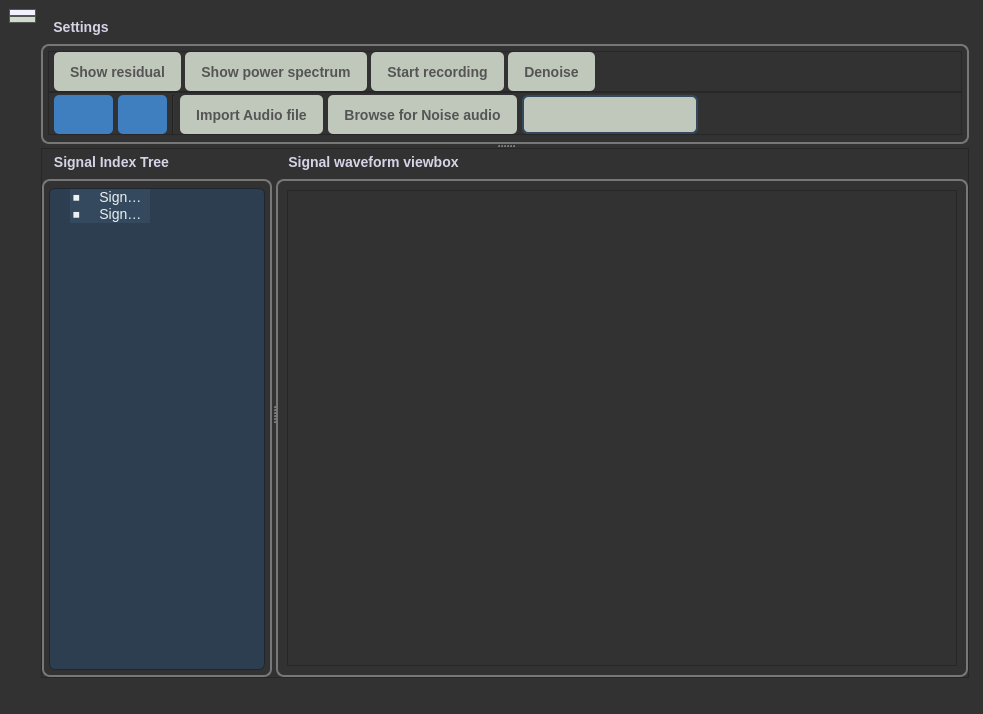
First picture: the form in UI/main_c.ui, repository PorcupineBee/projectANC, before the edit.
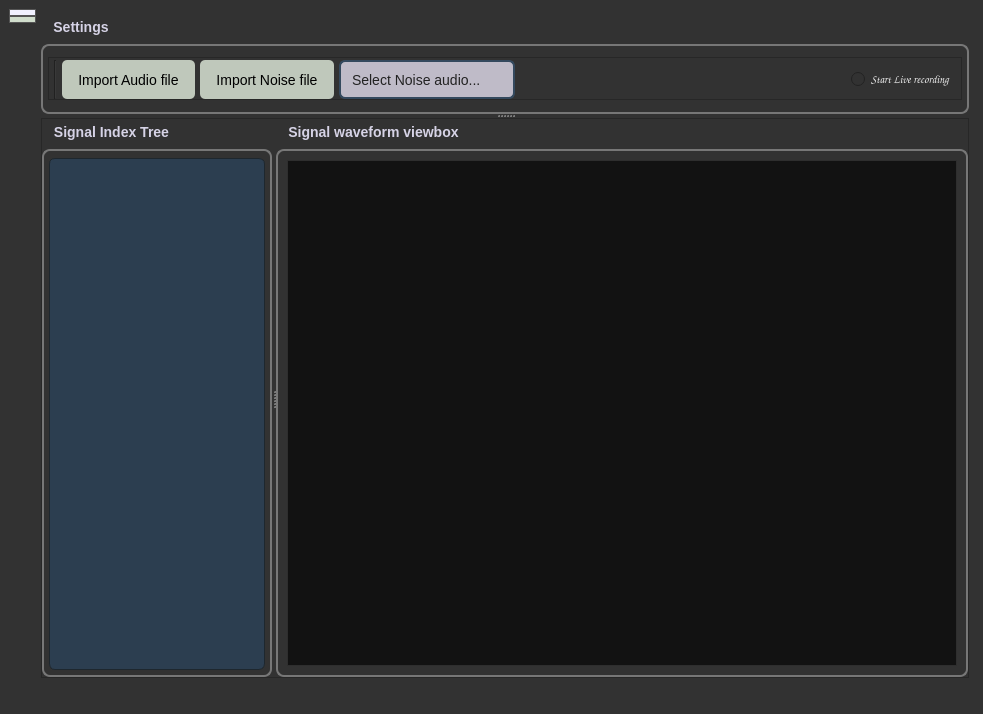
Second picture: the form after the edit. Icons and pictures are not drawn.

Commit message: update signel tree working, UI update, Spectrum view Working

Patch:
```diff
--- a/UI/main_c.ui
+++ b/UI/main_c.ui
@@ -131,14 +131,14 @@
         <string notr="true">/* Default Button */
 QPushButton {
 	background-color: rgb(191, 200, 187);
-    color: #555; /* */
+    color: black; /* */
 	border:None;
   /*  border-bottom: 3px solid rgb(160, 160, 0); 
     border-right: 3px solid rgb(160, 160, 0);*/
     border-radius: 5px;
     padding: 8px 16px;
     font-size: 14px;
-font-weight: bold;
+/*font-weight: bold;*/
 }
 
 /* Hover Effect */
@@ -205,7 +205,7 @@
            <property name="maximumSize">
             <size>
              <width>16777215</width>
-             <height>130</height>
+             <height>100</height>
             </size>
            </property>
            <property name="title">
@@ -227,107 +227,6 @@
             <property name="bottomMargin">
              <number>5</number>
             </property>
-            <item>
-             <widget class="QFrame" name="frame_9">
-              <property name="sizePolicy">
-               <sizepolicy hsizetype="Preferred" vsizetype="Maximum">
-                <horstretch>0</horstretch>
-                <verstretch>0</verstretch>
-               </sizepolicy>
-              </property>
-              <property name="styleSheet">
-               <string notr="true"/>
-              </property>
-              <property name="frameShape">
-               <enum>QFrame::StyledPanel</enum>
-              </property>
-              <property name="frameShadow">
-               <enum>QFrame::Raised</enum>
-              </property>
-              <layout class="QHBoxLayout" name="horizontalLayout_4">
-               <property name="spacing">
-                <number>4</number>
-               </property>
-               <property name="leftMargin">
-                <number>5</number>
-               </property>
-               <property name="topMargin">
-                <number>0</number>
-               </property>
-               <property name="rightMargin">
-                <number>5</number>
-               </property>
-               <property name="bottomMargin">
-                <number>0</number>
-               </property>
-               <item>
-                <widget class="QPushButton" name="Show_residual_btn">
-                 <property name="minimumSize">
-                  <size>
-                   <width>0</width>
-                   <height>39</height>
-                  </size>
-                 </property>
-                 <property name="text">
-                  <string>Show residual</string>
-                 </property>
-                </widget>
-               </item>
-               <item>
-                <widget class="QPushButton" name="show_ps_btn">
-                 <property name="minimumSize">
-                  <size>
-                   <width>0</width>
-                   <height>39</height>
-                  </size>
-                 </property>
-                 <property name="text">
-                  <string>Show power spectrum</string>
-                 </property>
-                </widget>
-               </item>
-               <item>
-                <widget class="QPushButton" name="start_recording_btn">
-                 <property name="minimumSize">
-                  <size>
-                   <width>0</width>
-                   <height>39</height>
-                  </size>
-                 </property>
-                 <property name="text">
-                  <string>Start recording</string>
-                 </property>
-                </widget>
-               </item>
-               <item>
-                <widget class="QPushButton" name="clean_the_audio_btn">
-                 <property name="minimumSize">
-                  <size>
-                   <width>0</width>
-                   <height>39</height>
-                  </size>
-                 </property>
-                 <property name="text">
-                  <string>Denoise</string>
-                 </property>
-                </widget>
-               </item>
-               <item>
-                <spacer name="horizontalSpacer">
-                 <property name="orientation">
-                  <enum>Qt::Horizontal</enum>
-                 </property>
-                 <property name="sizeHint" stdset="0">
-                  <size>
-                   <width>40</width>
-                   <height>20</height>
-                  </size>
-                 </property>
-                </spacer>
-               </item>
-              </layout>
-             </widget>
-            </item>
             <item>
              <widget class="QFrame" name="frame_10">
               <property name="sizePolicy">
@@ -358,73 +257,6 @@
                <property name="bottomMargin">
                 <number>0</number>
                </property>
-               <item>
-                <widget class="QPushButton" name="restart_btn">
-                 <property name="sizePolicy">
-                  <sizepolicy hsizetype="Maximum" vsizetype="Maximum">
-                   <horstretch>0</horstretch>
-                   <verstretch>0</verstretch>
-                  </sizepolicy>
-                 </property>
-                 <property name="minimumSize">
-                  <size>
-                   <width>0</width>
-                   <height>39</height>
-                  </size>
-                 </property>
-                 <property name="styleSheet">
-                  <string notr="true">padding:0px 10px ;
-background-color: rgba(64, 127, 191, 255); /* qlineargradient(spread:pad, x1:0.339, y1:0.767045, x2:1, y2:0, stop:0 rgba(64, 127, 191, 255), stop:1 rgba(255, 255, 255, 255));*/</string>
-                 </property>
-                 <property name="text">
-                  <string/>
-                 </property>
-                 <property name="icon">
-                  <iconset>
-                   <normaloff>icons/backward-track.png</normaloff>icons/backward-track.png</iconset>
-                 </property>
-                 <property name="iconSize">
-                  <size>
-                   <width>16</width>
-                   <height>16</height>
-                  </size>
-                 </property>
-                 <property name="shortcut">
-                  <string>Ctrl+R</string>
-                 </property>
-                </widget>
-               </item>
-               <item>
-                <widget class="QPushButton" name="Play_pause_btn">
-                 <property name="minimumSize">
-                  <size>
-                   <width>42</width>
-                   <height>39</height>
-                  </size>
-                 </property>
-                 <property name="styleSheet">
-                  <string notr="true">padding:0px 5px;
-background-color: rgb(64, 127, 191);
-/*background-color: qlineargradient(spread:pad, x1:0.339, y1:0.767045, x2:1, y2:0, stop:0 rgba(64, 127, 191, 255), stop:1 rgba(255, 255, 255, 255));*/</string>
-                 </property>
-                 <property name="text">
-                  <string/>
-                 </property>
-                 <property name="icon">
-                  <iconset>
-                   <normaloff>icons/pause.png</normaloff>icons/pause.png</iconset>
-                 </property>
-                 <property name="iconSize">
-                  <size>
-                   <width>20</width>
-                   <height>20</height>
-                  </size>
-                 </property>
-                 <property name="shortcut">
-                  <string>Ctrl+P</string>
-                 </property>
-                </widget>
-               </item>
                <item>
                 <widget class="Line" name="line">
                  <property name="orientation">
@@ -454,7 +286,7 @@
                   </size>
                  </property>
                  <property name="text">
-                  <string>Browse for Noise audio</string>
+                  <string>Import Noise file</string>
                  </property>
                 </widget>
                </item>
@@ -469,7 +301,7 @@
                  <property name="styleSheet">
                   <string notr="true">/* ComboBox Main Styling */
 QComboBox {
-    background-color: rgb(191, 200, 187); /*#2c3e50;*/ /* Dark background */
+    background-color: rgb(191, 187, 200); /*#2c3e50;*/ /* Dark background */
     border: 2px solid #34495e; /* Slightly lighter border */
     border-radius: 6px;
     padding: 5px 10px;
@@ -524,6 +356,9 @@
                  <property name="editable">
                   <bool>true</bool>
                  </property>
+                 <property name="currentText">
+                  <string>Select Noise audio...</string>
+                 </property>
                  <property name="placeholderText">
                   <string>Select a noise signal</string>
                  </property>
@@ -545,6 +380,32 @@
                  </property>
                 </spacer>
                </item>
+               <item>
+                <widget class="QRadioButton" name="start_recording_btn">
+                 <property name="minimumSize">
+                  <size>
+                   <width>0</width>
+                   <height>39</height>
+                  </size>
+                 </property>
+                 <property name="font">
+                  <font>
+                   <family>Comic Sans MS</family>
+                   <pointsize>8</pointsize>
+                   <weight>75</weight>
+                   <italic>false</italic>
+                   <bold>true</bold>
+                  </font>
+                 </property>
+                 <property name="styleSheet">
+                  <string notr="true">color: #f1f1f1;
+font-weight: bold;</string>
+                 </property>
+                 <property name="text">
+                  <string>Start Live recording</string>
+                 </property>
+                </widget>
+               </item>
               </layout>
              </widget>
             </item>
@@ -706,16 +567,6 @@
                     <string/>
                    </property>
                   </column>
-                  <item>
-                   <property name="text">
-                    <string>⏹️     Signal 1</string>
-                   </property>
-                  </item>
-                  <item>
-                   <property name="text">
-                    <string>⏹️     Signal 2</string>
-                   </property>
-                  </item>
                  </widget>
                 </item>
                </layout>
@@ -727,6 +578,72 @@
                <layout class="QVBoxLayout" name="verticalLayout_7">
                 <item>
                  <widget class="QTableWidget" name="spectrumViewbox">
+                  <property name="styleSheet">
+                   <string notr="true">QTableWidget {
+    background-color: #121212;
+    alternate-background-color: #1e1e1e;
+    color: #e0e0e0;
+    gridline-color: #2e2e2e;
+    selection-background-color: #3d5afe;
+    selection-color: #ffffff;
+    border: 1px solid #2e2e2e;
+    font-size: 14px;
+}
+
+QHeaderView::section {
+    background-color: #2b2b2b;
+    color: #e0e0e0;
+    padding: 4px;
+    border: 1px solid #3c3c3c;
+    font-weight: bold;
+}
+
+QTableCornerButton::section {
+    background-color: #2b2b2b;
+    border: 1px solid #3c3c3c;
+}
+
+QScrollBar:vertical {
+    background: #1e1e1e;
+    width: 12px;
+    margin: 0px 0px 0px 0px;
+}
+
+QScrollBar::handle:vertical {
+    background: #555;
+    min-height: 20px;
+    border-radius: 6px;
+}
+
+QScrollBar::handle:vertical:hover {
+    background: #888;
+}
+
+QScrollBar::add-line:vertical, QScrollBar::sub-line:vertical {
+    height: 0px;
+}
+
+QScrollBar:horizontal {
+    background: #1e1e1e;
+    height: 12px;
+    margin: 0px 0px 0px 0px;
+}
+
+QScrollBar::handle:horizontal {
+    background: #555;
+    min-width: 20px;
+    border-radius: 6px;
+}
+
+QScrollBar::handle:horizontal:hover {
+    background: #888;
+}
+
+QScrollBar::add-line:horizontal, QScrollBar::sub-line:horizontal {
+    width: 0px;
+}
+</string>
+                  </property>
                   <property name="verticalScrollMode">
                    <enum>QAbstractItemView::ScrollPerPixel</enum>
                   </property>
```
Left out of the diff: 8 changed lines with no effect on the pictures. The commit also changes 8 other files.
